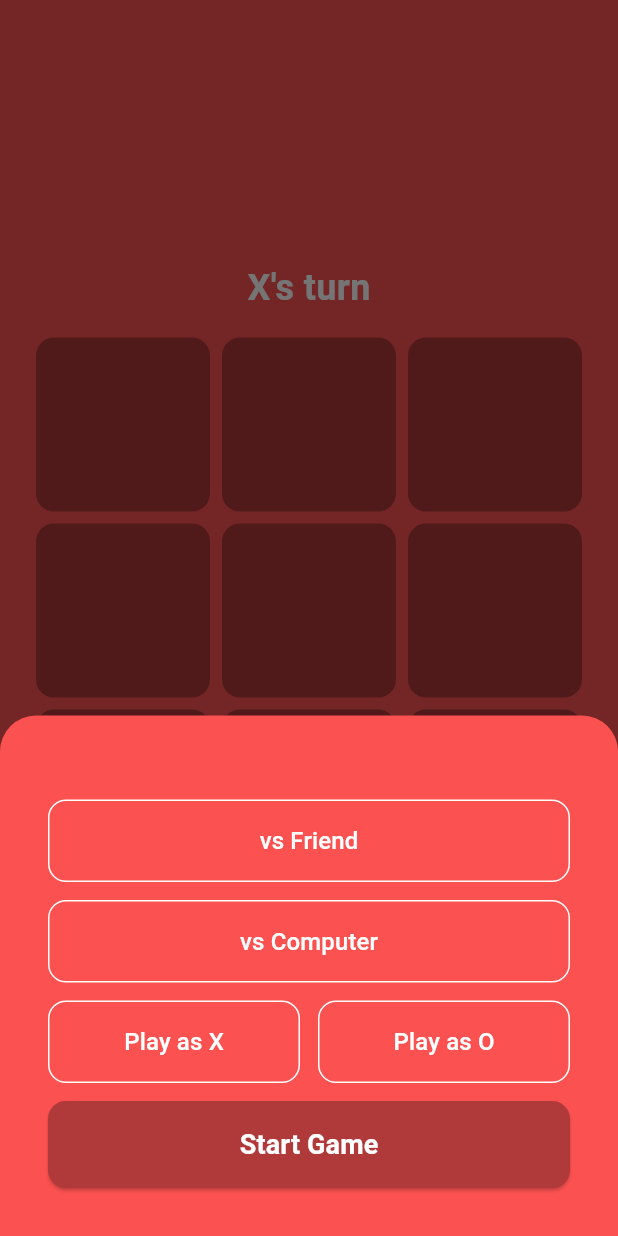
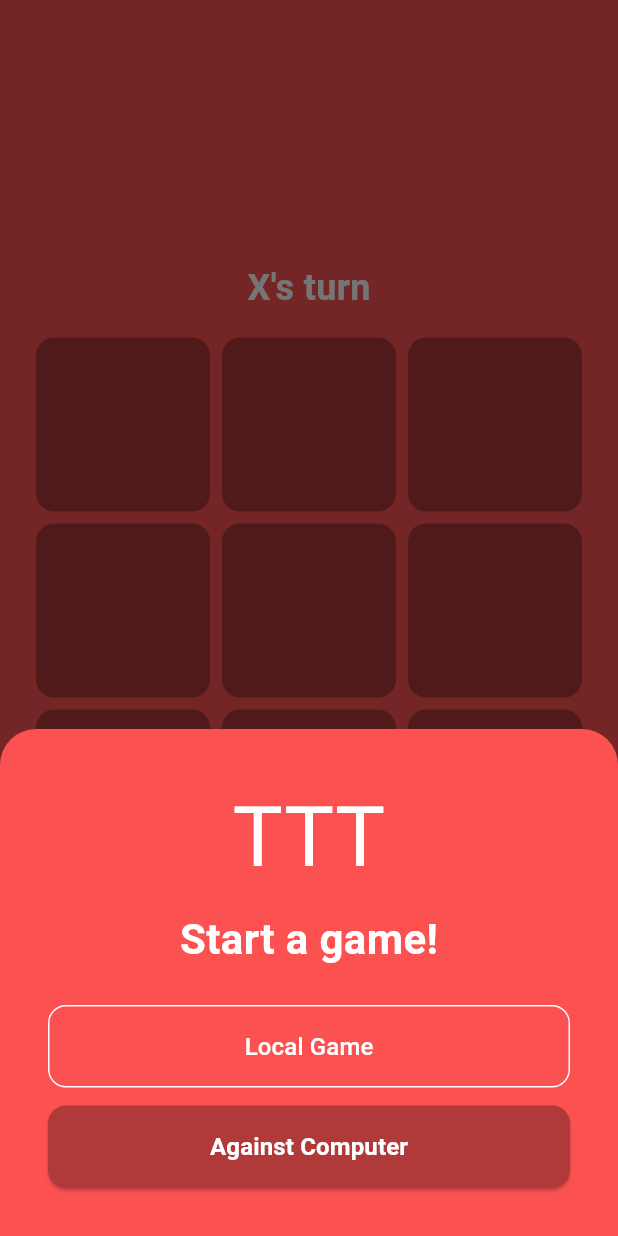
Before and after one commit to girard-xyz/ttt, a Flutter app: the screen it shows after launch, on a phone screen of 412 x 824 dp. Run offline on Flutter 3.47's test engine with Material 3 defaults, Android fonts, the phone set to English and light mode, and no system bars; our stand-ins replace equatable, flutter_bloc, freezed_annotation, google_fonts, shared_preferences; missing offline and left inert: flutter_confetti.

Commit message:
feat: redesign bottom sheet with modes, title, font, and a11y

```diff
--- a/lib/core/l10n/app_localizations.dart
+++ b/lib/core/l10n/app_localizations.dart
@@ -125,26 +125,20 @@ abstract class AppLocalizations {
   /// Button to start a local multiplayer game
   ///
   /// In en, this message translates to:
-  /// **'vs Friend'**
-  String get vsFriend;
+  /// **'Local Game'**
+  String get localGame;
 
   /// Button to start a game against the computer
   ///
   /// In en, this message translates to:
-  /// **'vs Computer'**
-  String get vsComputer;
+  /// **'Against Computer'**
+  String get againstComputer;
 
-  /// Button to start a default game
+  /// Title shown on the bottom sheet initial state
   ///
   /// In en, this message translates to:
-  /// **'Start Game'**
-  String get startGame;
-
-  /// Button to play another round
-  ///
-  /// In en, this message translates to:
-  /// **'Play Again'**
-  String get playAgain;
+  /// **'Start a game!'**
+  String get startGameTitle;
 
   /// Result text when a player wins (bottom sheet)
   ///
@@ -158,17 +152,89 @@ abstract class AppLocalizations {
   /// **'It\'s a Draw!'**
   String get resultDraw;
 
-  /// Button to play as X
+  /// Accessibility label for top-left board cell
   ///
   /// In en, this message translates to:
-  /// **'Play as X'**
-  String get playAsX;
+  /// **'Top left'**
+  String get cellPos0;
 
-  /// Button to play as O
+  /// Accessibility label for top-center board cell
   ///
   /// In en, this message translates to:
-  /// **'Play as O'**
-  String get playAsO;
+  /// **'Top center'**
+  String get cellPos1;
+
+  /// Accessibility label for top-right board cell
+  ///
+  /// In en, this message translates to:
+  /// **'Top right'**
+  String get cellPos2;
+
+  /// Accessibility label for center-left board cell
+  ///
+  /// In en, this message translates to:
+  /// **'Center left'**
+  String get cellPos3;
+
+  /// Accessibility label for center board cell
+  ///
+  /// In en, this message translates to:
+  /// **'Center'**
+  String get cellPos4;
+
+  /// Accessibility label for center-right board cell
+  ///
+  /// In en, this message translates to:
+  /// **'Center right'**
+  String get cellPos5;
+
+  /// Accessibility label for bottom-left board cell
+  ///
+  /// In en, this message translates to:
+  /// **'Bottom left'**
+  String get cellPos6;
+
+  /// Accessibility label for bottom-center board cell
+  ///
+  /// In en, this message translates to:
+  /// **'Bottom center'**
+  String get cellPos7;
+
+  /// Accessibility label for bottom-right board cell
+  ///
+  /// In en, this message translates to:
+  /// **'Bottom right'**
+  String get cellPos8;
+
+  /// Accessibility label for an empty board cell value
+  ///
+  /// In en, this message translates to:
+  /// **'Empty'**
+  String get cellEmpty;
+
+  /// Accessibility label for cell containing X
+  ///
+  /// In en, this message translates to:
+  /// **'X'**
+  String get cellX;
+
+  /// Accessibility label for cell containing O
+  ///
+  /// In en, this message translates to:
+  /// **'O'**
+  String get cellO;
+
+  /// Accessibility label for the entire game board
+  ///
+  /// In en, this message translates to:
+  /// **'Tic-tac-toe board'**
+  String get boardLabel;
+
+  /// Accessibility label shown while the AI is computing its move
+  ///
+  /// In en, this message translates to:
+  /// **'Thinking...'**
+  String get loadingLabel;
 }
 
 class _AppLocalizationsDelegate
--- a/lib/presentation/game/game_page.dart
+++ b/lib/presentation/game/game_page.dart
@@ -99,13 +99,17 @@ class _GamePageState extends State<GamePage> {
             }
           },
           builder: (context, state) {
+            final l10n = AppLocalizations.of(context)!;
             return Center(
               child: Padding(
                 padding: const EdgeInsets.all(24),
                 child: Column(
                   mainAxisAlignment: MainAxisAlignment.center,
                   children: [
-                    _buildStatus(state),
+                    Semantics(
+                      liveRegion: true,
+                      child: _buildStatus(state),
+                    ),
                     const SizedBox(height: 16),
                     Flexible(
                       child: BoardGrid(
@@ -121,10 +125,13 @@ class _GamePageState extends State<GamePage> {
                     AnimatedOpacity(
                       opacity: state.isLoading ? 1.0 : 0.0,
                       duration: const Duration(milliseconds: 200),
-                      child: const SizedBox(
+                      child: SizedBox(
                         height: 36,
                         child: Center(
-                          child: CircularProgressIndicator(color: Colors.white),
+                          child: CircularProgressIndicator(
+                            color: Colors.white,
+                            semanticsLabel: l10n.loadingLabel,
+                          ),
                         ),
                       ),
                     ),
--- a/lib/presentation/widgets/board_grid.dart
+++ b/lib/presentation/widgets/board_grid.dart
@@ -1,4 +1,6 @@
 import 'package:flutter/material.dart';
+import 'package:ttt/core/l10n/app_localizations.dart';
+import 'package:ttt/domain/entities/cell_value.dart';
 import 'package:ttt/domain/entities/game.dart';
 import 'package:ttt/presentation/widgets/cell_tile.dart';
 
@@ -18,7 +20,11 @@ class BoardGrid extends StatelessWidget {
 
   @override
   Widget build(BuildContext context) {
-    return AspectRatio(
+    final l10n = AppLocalizations.of(context)!;
+    return Semantics(
+      container: true,
+      label: l10n.boardLabel,
+      child: AspectRatio(
         aspectRatio: 1,
         child: GridView.builder(
           physics: const NeverScrollableScrollPhysics(),
@@ -29,14 +35,39 @@ class BoardGrid extends StatelessWidget {
           ),
           itemCount: 9,
           itemBuilder: (context, index) {
+            final cellValue = game.board[index];
+            final position = _positionLabel(l10n, index);
+            final valueLabel = switch (cellValue) {
+              CellValue.empty => l10n.cellEmpty,
+              CellValue.x => l10n.cellX,
+              CellValue.o => l10n.cellO,
+            };
+            final semanticsLabel = '$position, $valueLabel';
             return CellTile(
-            value: game.board[index],
+              value: cellValue,
               isLastMove: lastMoveIndex == index,
               isWinningCell: winLine?.contains(index) ?? false,
               onTap: () => onCellTapped(index),
+              semanticsLabel: semanticsLabel,
             );
           },
         ),
+      ),
     );
   }
+
+  static String _positionLabel(AppLocalizations l10n, int index) {
+    return switch (index) {
+      0 => l10n.cellPos0,
+      1 => l10n.cellPos1,
+      2 => l10n.cellPos2,
+      3 => l10n.cellPos3,
+      4 => l10n.cellPos4,
+      5 => l10n.cellPos5,
+      6 => l10n.cellPos6,
+      7 => l10n.cellPos7,
+      8 => l10n.cellPos8,
+      _ => '',
+    };
   }
+}
--- a/lib/presentation/widgets/cell_tile.dart
+++ b/lib/presentation/widgets/cell_tile.dart
@@ -8,6 +8,7 @@ class CellTile extends StatelessWidget {
   final bool isLastMove;
   final bool isWinningCell;
   final VoidCallback onTap;
+  final String semanticsLabel;
 
   const CellTile({
     super.key,
@@ -15,11 +16,15 @@ class CellTile extends StatelessWidget {
     required this.isLastMove,
     required this.isWinningCell,
     required this.onTap,
+    required this.semanticsLabel,
   });
 
   @override
   Widget build(BuildContext context) {
-    return GestureDetector(
+    return Semantics(
+      label: semanticsLabel,
+      button: value == CellValue.empty,
+      child: GestureDetector(
         onTap: value == CellValue.empty ? onTap : null,
         child: AnimatedScale(
           scale: 1.0,
@@ -33,7 +38,7 @@ class CellTile extends StatelessWidget {
                 color: AppColors.grid,
                 borderRadius: BorderRadius.circular(12),
                 border: isWinningCell
-                  ? Border.all(color: Colors.white, width: 3)
+                    ? Border.all(color: Colors.white, width: 6)
                     : null,
               ),
               child: Center(
@@ -42,6 +47,7 @@ class CellTile extends StatelessWidget {
                   child: value == CellValue.empty
                       ? const SizedBox.shrink(key: ValueKey('empty'))
                       : _buildSymbol(value.player!),
+                ),
               ),
             ),
           ),
@@ -61,10 +67,12 @@ class CellTile extends StatelessWidget {
             key: const ValueKey('o'),
             painter: _OPainter(color: AppColors.oColor),
           );
-    return FractionallySizedBox(
+    return ExcludeSemantics(
+      child: FractionallySizedBox(
         widthFactor: 2 / 3,
         heightFactor: 2 / 3,
         child: child,
+      ),
     );
   }
 }
@@ -77,8 +85,8 @@ class _XPainter extends CustomPainter {
   void paint(Canvas canvas, Size size) {
     final paint = Paint()
       ..color = color
-      ..strokeWidth = 6
-      ..strokeCap = StrokeCap.round;
+      ..strokeWidth = 12
+      ..strokeCap = StrokeCap.butt;
     final inset = size.width * 0.2;
     canvas.drawLine(
       Offset(inset, inset),
@@ -104,7 +112,7 @@ class _OPainter extends CustomPainter {
   void paint(Canvas canvas, Size size) {
     final paint = Paint()
       ..color = color
-      ..strokeWidth = 6
+      ..strokeWidth = 12
       ..style = PaintingStyle.stroke
       ..strokeCap = StrokeCap.round;
     final rect = Rect.fromLTWH(
--- a/lib/presentation/widgets/game_bottom_sheet.dart
+++ b/lib/presentation/widgets/game_bottom_sheet.dart
@@ -1,4 +1,5 @@
 import 'package:flutter/material.dart';
+import 'package:google_fonts/google_fonts.dart';
 import 'package:ttt/core/colors.dart';
 import 'package:ttt/domain/entities/game.dart';
 import 'package:ttt/domain/entities/game_mode.dart';
@@ -27,6 +28,7 @@ class GameBottomSheet extends StatelessWidget {
     return showModalBottomSheet(
       context: context,
       isScrollControlled: true,
+      isDismissible: false,
       backgroundColor: Colors.transparent,
       builder: (_) => GameBottomSheet(
         isInitial: isInitial,
@@ -48,44 +50,29 @@ class GameBottomSheet extends StatelessWidget {
       child: Column(
         mainAxisSize: MainAxisSize.min,
         children: [
-          if (!isInitial) _buildResult(context),
-          const SizedBox(height: 24),
-          _buildModeButton(context, GameMode.local, l10n.vsFriend),
-          const SizedBox(height: 12),
-          _buildModeButton(context, GameMode.vsComputer, l10n.vsComputer),
-          const SizedBox(height: 12),
-          if (isInitial) ...[
-            _buildPlayerChoice(context),
-            const SizedBox(height: 12),
-          ],
-          SizedBox(
-            width: double.infinity,
-            child: ElevatedButton(
-              onPressed: () {
-                Navigator.of(context).pop();
-                if (isInitial) {
-                  onStartGame(GameMode.local);
-                } else {
-                  onStartGame(
-                    finishedGame!.gameMode,
-                    humanPlayer: finishedGame!.humanPlayer,
-                  );
-                }
-              },
-              style: ElevatedButton.styleFrom(
-                backgroundColor: AppColors.grid,
-                foregroundColor: Colors.white,
-                padding: const EdgeInsets.symmetric(vertical: 16),
-                shape: RoundedRectangleBorder(
-                  borderRadius: BorderRadius.circular(12),
+          Text(
+            'TTT',
+            style: GoogleFonts.caveatBrush(
+              fontSize: 56,
+              color: Colors.white,
             ),
           ),
-              child: Text(
-                isInitial ? l10n.startGame : l10n.playAgain,
-                style: const TextStyle(fontSize: 18, fontWeight: FontWeight.bold),
+          const SizedBox(height: 8),
+          if (isInitial)
+            Text(
+              l10n.startGameTitle,
+              style: const TextStyle(
+                fontSize: 28,
+                fontWeight: FontWeight.bold,
+                color: Colors.white,
               ),
-            ),
-          ),
+            )
+          else
+            _buildResult(context),
+          const SizedBox(height: 24),
+          _outlinedButton(context, l10n.localGame, GameMode.local),
+          const SizedBox(height: 12),
+          _filledButton(context, l10n.againstComputer, GameMode.vsComputer),
         ],
       ),
     );
@@ -107,7 +94,7 @@ class GameBottomSheet extends StatelessWidget {
     );
   }
 
-  Widget _buildModeButton(BuildContext context, GameMode mode, String label) {
+  Widget _outlinedButton(BuildContext context, String label, GameMode mode) {
     return SizedBox(
       width: double.infinity,
       child: OutlinedButton(
@@ -128,49 +115,30 @@ class GameBottomSheet extends StatelessWidget {
     );
   }
 
-  static String _playerName(Player player) =>
-      player == Player.x ? 'X' : 'O';
-
-  Widget _buildPlayerChoice(BuildContext context) {
-    final l10n = AppLocalizations.of(context)!;
-    return Row(
-      children: [
-        Expanded(
-          child: OutlinedButton(
+  Widget _filledButton(BuildContext context, String label, GameMode mode) {
+    return SizedBox(
+      width: double.infinity,
+      child: ElevatedButton(
         onPressed: () {
           Navigator.of(context).pop();
-              onStartGame(GameMode.vsComputer, humanPlayer: Player.x);
+          onStartGame(mode);
         },
-            style: OutlinedButton.styleFrom(
+        style: ElevatedButton.styleFrom(
+          backgroundColor: AppColors.grid,
           foregroundColor: Colors.white,
-              side: const BorderSide(color: Colors.white),
           padding: const EdgeInsets.symmetric(vertical: 16),
           shape: RoundedRectangleBorder(
             borderRadius: BorderRadius.circular(12),
           ),
         ),
-            child: Text(l10n.playAsX, style: const TextStyle(fontSize: 16)),
+        child: Text(
+          label,
+          style: const TextStyle(fontSize: 16, fontWeight: FontWeight.bold),
         ),
       ),
-        const SizedBox(width: 12),
-        Expanded(
-          child: OutlinedButton(
-            onPressed: () {
-              Navigator.of(context).pop();
-              onStartGame(GameMode.vsComputer, humanPlayer: Player.o);
-            },
-            style: OutlinedButton.styleFrom(
-              foregroundColor: Colors.white,
-              side: const BorderSide(color: Colors.white),
-              padding: const EdgeInsets.symmetric(vertical: 16),
-              shape: RoundedRectangleBorder(
-                borderRadius: BorderRadius.circular(12),
-              ),
-            ),
-            child: Text(l10n.playAsO, style: const TextStyle(fontSize: 16)),
-          ),
-        ),
-      ],
     );
   }
+
+  static String _playerName(Player player) =>
+      player == Player.x ? 'X' : 'O';
 }
--- a/pubspec.yaml
+++ b/pubspec.yaml
@@ -20,6 +20,7 @@ dependencies:
   json_annotation: ^4.9.0
   shared_preferences: ^2.5.0
   flutter_confetti: ^0.5.2
+  google_fonts: ^6.2.1
 
 dev_dependencies:
   flutter_test:
```
Also changed, not shown: lib/core/l10n/app_en.arb (+61 -17 lines), lib/core/l10n/app_fr.arb (+17 -6 lines), lib/core/l10n/app_localizations_en.dart (+41 -8 lines), lib/core/l10n/app_localizations_fr.dart (+41 -8 lines), pubspec.lock. Lines whose indentation alone changed are shown as unchanged.
